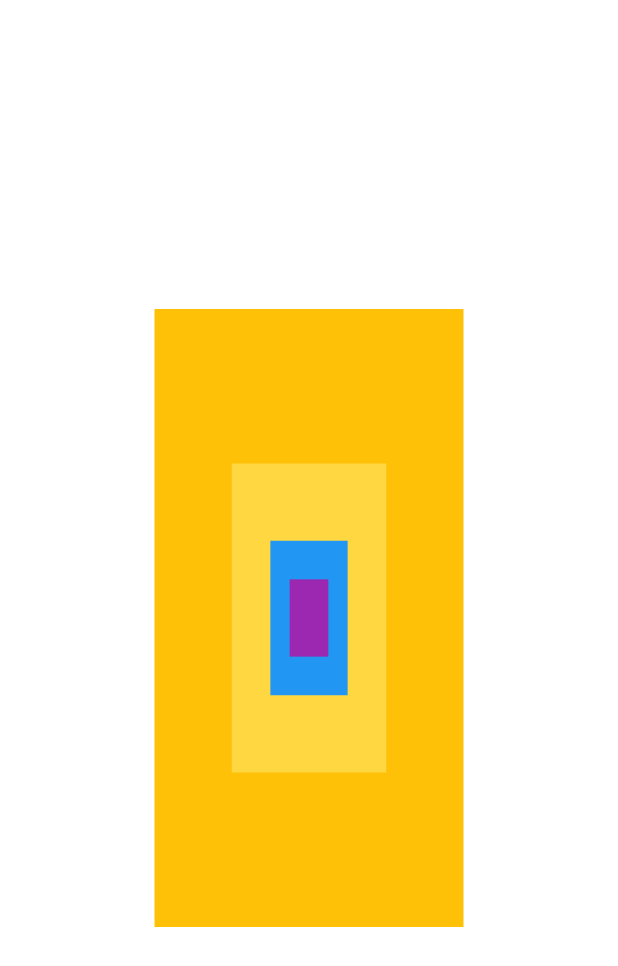
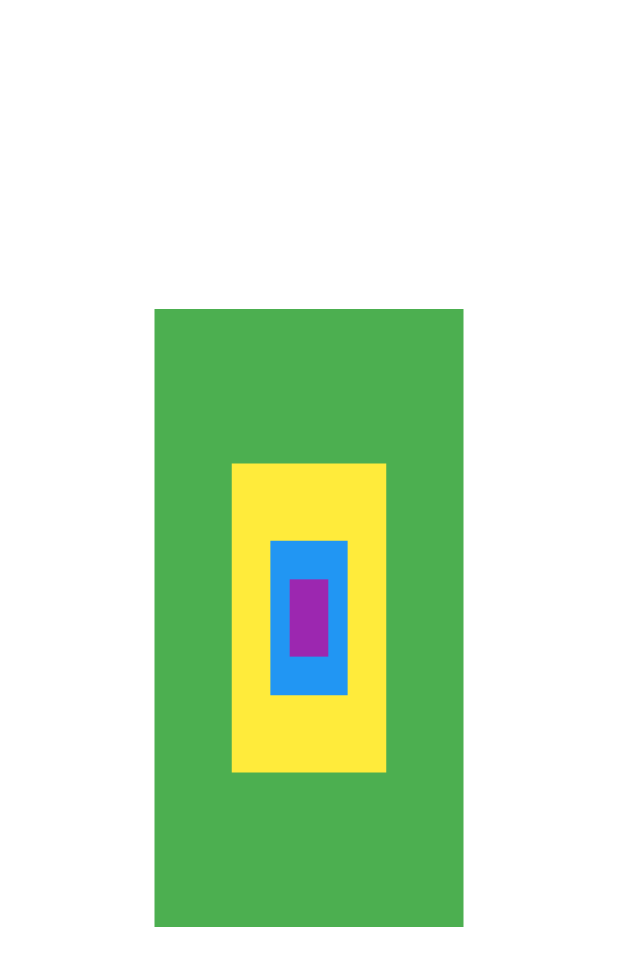
Before and after one commit to Pub-Dev/Lesson-Flutter-InheritedWidget, a Flutter app: the screen it shows after launch, on a phone screen of 412 x 824 dp. Shown: the top 966 px of the screen. Run offline on Flutter 3.47's test engine with Material 2 defaults, Android fonts, the phone set to English and light mode, and no system bars.

Commit message:
fix: correction primary color layer

```diff
--- a/lib/app.dart
+++ b/lib/app.dart
@@ -9,10 +9,10 @@ class App extends StatelessWidget {
   Widget build(BuildContext context) {
     return const MaterialApp(
       home: NagaTheme(
-        principal1: Colors.amber,
+        principal1: Colors.green,
         principal2: Colors.blue,
-        principal1Background: Colors.amberAccent,
-        principal2Background: Colors.cyan,
+        principal1Background: Colors.yellow,
+        principal2Background: Colors.black,
         child: HomePage(),
       ),
     );
```
